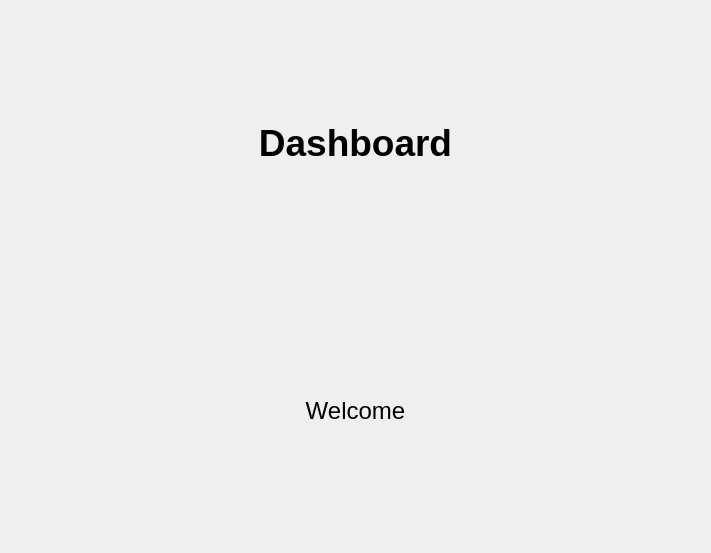
R0otDrigo/SIT-Core, file dashboard.ui: the form before one commit.
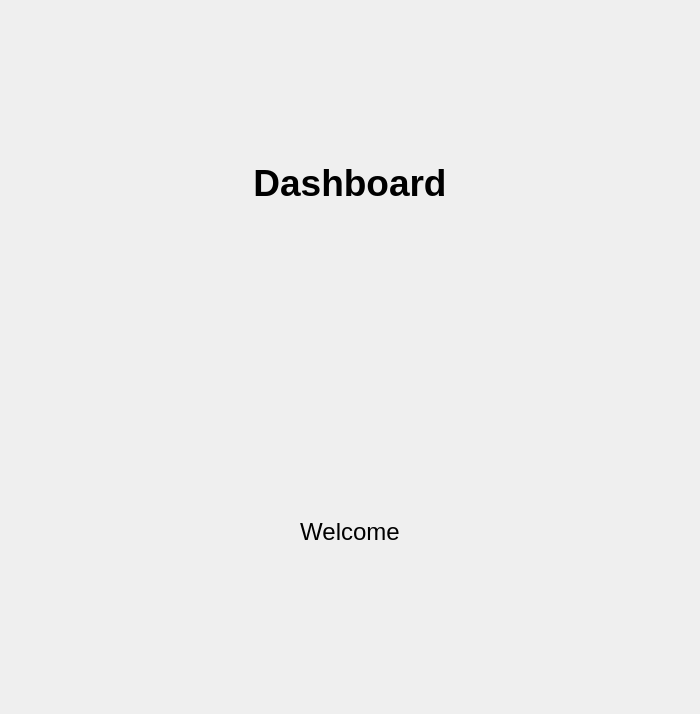
The form after the commit.

```diff
--- a/dashboard.ui
+++ b/dashboard.ui
@@ -6,8 +6,8 @@
    <rect>
     <x>0</x>
     <y>0</y>
-    <width>711</width>
-    <height>553</height>
+    <width>700</width>
+    <height>714</height>
    </rect>
   </property>
   <property name="windowTitle">
```
Left out of the diff: 12 changed lines with no effect on the pictures.
